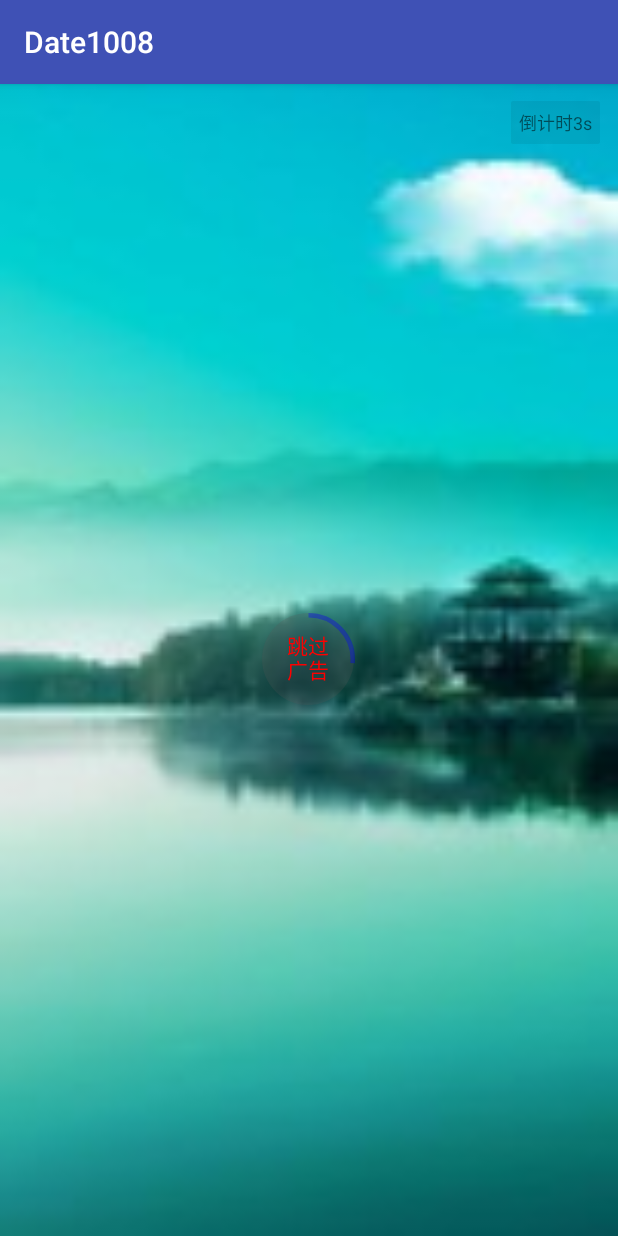
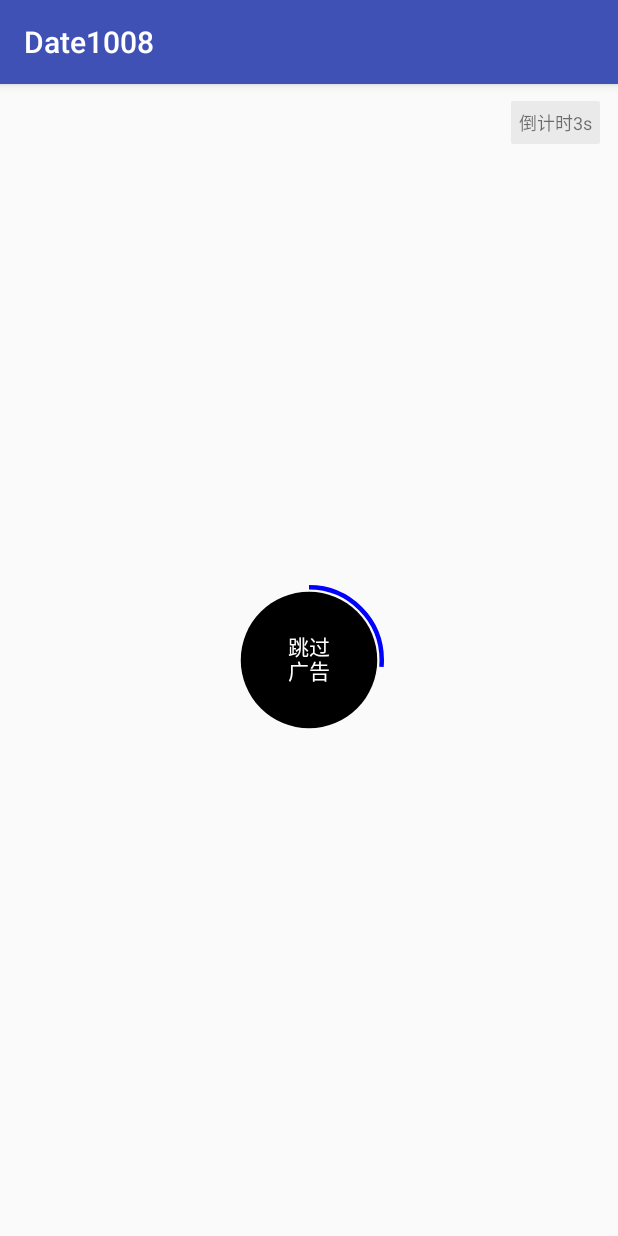
Before and after one commit to jameschen4540/Date1008, an Android app: the SplashActivity screen opened directly, with no data from a screen before it, on a phone screen of 412 x 824 dp. Run offline under Robolectric (Android 15) with nearby library versions, the phone set to English and light mode, and no system bars; 1 statement that could not run was skipped.

Commit message:
modify the CountDownView

```diff
--- a/app/src/main/java/com/ch/date1008/CountDownView.java
+++ b/app/src/main/java/com/ch/date1008/CountDownView.java
@@ -75,13 +75,12 @@ public class CountDownView extends View {
 
     private void init() {
 
-        cyclerCanvas = new Canvas();
         cyclerPaint = new Paint();
         cyclerPaint.setAntiAlias(true);
         cyclerPaint.setColor(backgroundColor);
         cyclerPaint.setStyle(Paint.Style.FILL);
         cyclerPaint.setDither(true);
-        cyclerPaint.setAlpha(60);
+        // cyclerPaint.setAlpha(60);
 
 
         textPaint = new TextPaint();
@@ -96,7 +95,7 @@ public class CountDownView extends View {
         borderPaint.setStyle(Paint.Style.STROKE);
         borderPaint.setStrokeWidth(borderWidth);
         borderPaint.setDither(true);
-        borderPaint.setAlpha(90);
+       // borderPaint.setAlpha(90);
 
         int textWidth = (int) textPaint.measureText(text, 0, (text.length() + 1) / 2);
 
@@ -123,7 +122,7 @@ public class CountDownView extends View {
 //            widthSize = staticLayout.getWidth()*2;
 //        }
         if (widthMode == MeasureSpec.AT_MOST) {
-            widthSize = (int) ((staticLayout.getWidth()+borderWidth) * 2);
+            widthSize = (int) ((staticLayout.getWidth() + borderWidth) * 2);
         }
 
 //        if (heightMode != MeasureSpec.EXACTLY) {
@@ -131,7 +130,7 @@ public class CountDownView extends View {
 //        }
 
         if (heightMode == MeasureSpec.AT_MOST) {
-            heightSize = (int) ((staticLayout.getHeight()+borderWidth) * 2);
+            heightSize = (int) ((staticLayout.getHeight() + borderWidth) * 2);
         }
 
         setMeasuredDimension(widthSize, heightSize);
@@ -144,21 +143,28 @@ public class CountDownView extends View {
         int height = getMeasuredHeight();
         int width = getMeasuredWidth();
         int min = Math.min(width, height);
-
         //画圆
-        canvas.drawCircle(width / 2, height / 2, min / 2, cyclerPaint);
+        canvas.drawCircle(width / 2, height / 2, (float) (min / 2-(1.5*borderWidth)), cyclerPaint);
 
         RectF rectF;
+//        if (width > height) {
+//            rectF = new RectF((width - min) / 2 + borderWidth / 2, borderWidth / 2, (width + min) / 2 - borderWidth / 2, height - borderWidth / 2);
+//        } else {
+//            rectF = new RectF(borderWidth / 2, height / 2 - min / 2 + borderWidth / 2, width - borderWidth / 2, height / 2 + min / 2 - borderWidth / 2);
+//        }
+
         if (width > height) {
-            rectF = new RectF((width - min) / 2 + borderWidth / 2, borderWidth / 2, (width + min) / 2 - borderWidth / 2, height - borderWidth / 2);
+            rectF = new RectF((width - min) / 2 - 2 * borderWidth, 0, (width + min) / 2 + borderWidth * 2, height + borderWidth);
         } else {
-            rectF = new RectF(borderWidth / 2, height / 2 - min / 2 + borderWidth / 2, width - borderWidth / 2, height / 2 + min / 2 - borderWidth / 2);
+            rectF = new RectF(borderWidth/2, height / 2 - min / 2 + borderWidth/2, width - borderWidth/2 , height / 2 + min / 2 - borderWidth/2 );
         }
+
 
         //画边缘线
         canvas.drawArc(rectF, -90, progress, false, borderPaint);
         // canvas.drawText("稍等片刻", width / 2, height / 2 - textPaint.descent() + textPaint.getTextSize() / 2, textPaint);
         canvas.translate(width / 2, height / 2 - staticLayout.getHeight() / 2);
+
 
         staticLayout.draw(canvas);
 
--- a/app/src/main/java/com/ch/date1008/SplashActivity.java
+++ b/app/src/main/java/com/ch/date1008/SplashActivity.java
@@ -26,6 +26,7 @@ public class SplashActivity extends AppCompatActivity implements CountDownView.C
         setContentView(R.layout.activity_spash);
         btn_time = ((TextView) findViewById(R.id.btn_time));
         countDownView = ((CountDownView) findViewById(R.id.count_down_view));
+        //countDownView.setAlpha(0.5f);
         countDownView.start(10000);
         countDownView.setCountDownViewListener(this);
 
--- a/app/src/main/res/layout/activity_spash.xml
+++ b/app/src/main/res/layout/activity_spash.xml
@@ -2,8 +2,7 @@
 <RelativeLayout xmlns:android="http://schemas.android.com/apk/res/android"
     xmlns:app="http://schemas.android.com/apk/res-auto"
     android:layout_width="match_parent"
-    android:layout_height="match_parent"
-    android:background="@mipmap/bg_1">
+    android:layout_height="match_parent">
 
     <TextView
         android:id="@+id/btn_time"
@@ -23,12 +22,13 @@
 
     <com.ch.date1008.CountDownView
         android:id="@+id/count_down_view"
-        android:layout_width="wrap_content"
-        android:layout_height="wrap_content"
+        android:layout_width="100dp"
+        android:layout_height="100dp"
         android:layout_centerInParent="true"
         app:border_color="#0000ff"
         app:border_width="3dp"
         app:text="跳过广告"
-        app:textColor="#ff0000"
+        app:textColor="#ffffff"
+        app:background_color="#000000"
         app:textSize="14sp" />
 </RelativeLayout>
```
